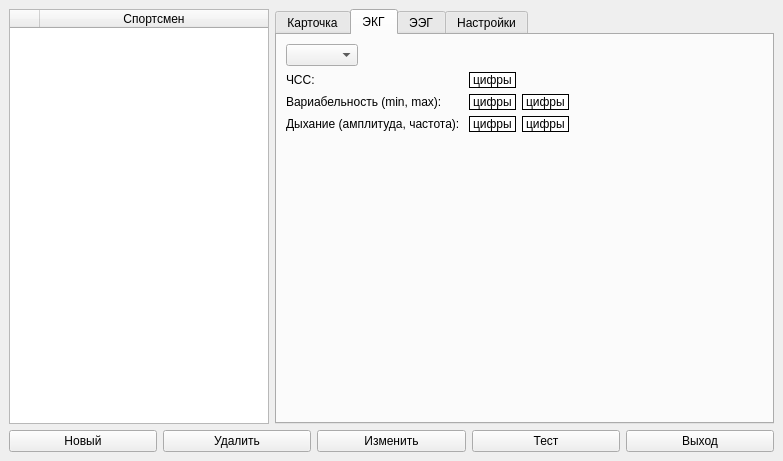
First picture: the form in design.ui, repository egorguslyan/kvantoriada, before the edit.
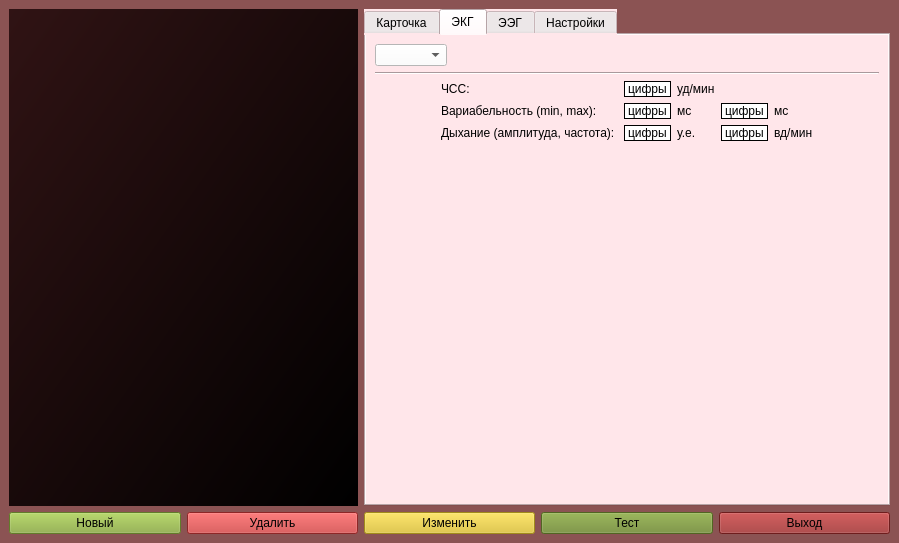
Second picture: the form after the edit. The open tabs and pages were chosen to show the change. Custom widgets are drawn as their Qt base class.

What changed in the file:
```diff
--- a/design.ui
+++ b/design.ui
@@ -9,25 +9,64 @@
    <rect>
     <x>0</x>
     <y>0</y>
-    <width>783</width>
-    <height>461</height>
+    <width>899</width>
+    <height>543</height>
    </rect>
   </property>
+  <property name="sizePolicy">
+   <sizepolicy hsizetype="Preferred" vsizetype="Preferred">
+    <horstretch>0</horstretch>
+    <verstretch>0</verstretch>
+   </sizepolicy>
+  </property>
   <property name="windowTitle">
    <string>MainWindow</string>
   </property>
+  <property name="styleSheet">
+   <string notr="true">background-color: rgb(139, 83, 83);
+</string>
+  </property>
+  <property name="tabShape">
+   <enum>QTabWidget::Rounded</enum>
+  </property>
   <widget class="QWidget" name="centralwidget">
    <layout class="QVBoxLayout" name="verticalLayout">
     <item>
-     <layout class="QHBoxLayout" name="horizontalLayout">
-      <item>
+     <layout class="QGridLayout" name="gridLayout_5" rowstretch="0,0,0">
+      <item row="0" column="0">
        <widget class="QTableWidget" name="table">
+        <property name="sizePolicy">
+         <sizepolicy hsizetype="Expanding" vsizetype="Expanding">
+          <horstretch>0</horstretch>
+          <verstretch>0</verstretch>
+         </sizepolicy>
+        </property>
         <property name="maximumSize">
          <size>
-          <width>363</width>
+          <width>349</width>
           <height>16777215</height>
          </size>
         </property>
+        <property name="cursor" stdset="0">
+         <cursorShape>PointingHandCursor</cursorShape>
+        </property>
+        <property name="autoFillBackground">
+         <bool>false</bool>
+        </property>
+        <property name="styleSheet">
+         <string notr="true">background-color: qlineargradient(spread:pad, x1:0, y1:0, x2:1, y2:1, stop:0 rgba(48, 19, 20, 255), stop:1 rgba(0, 0, 0, 255));
+selection-background-color: rgb(139, 83, 83);
+color: rgb(255, 255, 127);</string>
+        </property>
+        <property name="frameShape">
+         <enum>QFrame::NoFrame</enum>
+        </property>
+        <property name="gridStyle">
+         <enum>Qt::NoPen</enum>
+        </property>
+        <attribute name="horizontalHeaderVisible">
+         <bool>false</bool>
+        </attribute>
         <attribute name="horizontalHeaderMinimumSectionSize">
          <number>10</number>
         </attribute>
@@ -58,14 +97,499 @@
          <property name="text">
           <string>Спортсмен</string>
          </property>
+         <property name="foreground">
+          <brush brushstyle="SolidPattern">
+           <color alpha="255">
+            <red>0</red>
+            <green>0</green>
+            <blue>0</blue>
+           </color>
+          </brush>
+         </property>
         </column>
        </widget>
       </item>
-      <item>
+      <item row="0" column="1">
        <widget class="QTabWidget" name="tab">
+        <property name="palette">
+         <palette>
+          <active>
+           <colorrole role="WindowText">
+            <brush brushstyle="SolidPattern">
+             <color alpha="255">
+              <red>0</red>
+              <green>0</green>
+              <blue>0</blue>
+             </color>
+            </brush>
+           </colorrole>
+           <colorrole role="Button">
+            <brush brushstyle="SolidPattern">
+             <color alpha="255">
+              <red>255</red>
+              <green>230</green>
+              <blue>234</blue>
+             </color>
+            </brush>
+           </colorrole>
+           <colorrole role="Light">
+            <brush brushstyle="SolidPattern">
+             <color alpha="255">
+              <red>255</red>
+              <green>255</green>
+              <blue>0</blue>
+             </color>
+            </brush>
+           </colorrole>
+           <colorrole role="Midlight">
+            <brush brushstyle="SolidPattern">
+             <color alpha="255">
+              <red>212</red>
+              <green>212</green>
+              <blue>0</blue>
+             </color>
+            </brush>
+           </colorrole>
+           <colorrole role="Dark">
+            <brush brushstyle="SolidPattern">
+             <color alpha="255">
+              <red>85</red>
+              <green>85</green>
+              <blue>0</blue>
+             </color>
+            </brush>
+           </colorrole>
+           <colorrole role="Mid">
+            <brush brushstyle="SolidPattern">
+             <color alpha="255">
+              <red>113</red>
+              <green>113</green>
+              <blue>0</blue>
+             </color>
+            </brush>
+           </colorrole>
+           <colorrole role="Text">
+            <brush brushstyle="SolidPattern">
+             <color alpha="255">
+              <red>0</red>
+              <green>0</green>
+              <blue>0</blue>
+             </color>
+            </brush>
+           </colorrole>
+           <colorrole role="BrightText">
+            <brush brushstyle="SolidPattern">
+             <color alpha="255">
+              <red>255</red>
+              <green>255</green>
+              <blue>255</blue>
+             </color>
+            </brush>
+           </colorrole>
+           <colorrole role="ButtonText">
+            <brush brushstyle="SolidPattern">
+             <color alpha="255">
+              <red>0</red>
+              <green>0</green>
+              <blue>0</blue>
+             </color>
+            </brush>
+           </colorrole>
+           <colorrole role="Base">
+            <brush brushstyle="SolidPattern">
+             <color alpha="255">
+              <red>255</red>
+              <green>230</green>
+              <blue>234</blue>
+             </color>
+            </brush>
+           </colorrole>
+           <colorrole role="Window">
+            <brush brushstyle="SolidPattern">
+             <color alpha="255">
+              <red>255</red>
+              <green>230</green>
+              <blue>234</blue>
+             </color>
+            </brush>
+           </colorrole>
+           <colorrole role="Shadow">
+            <brush brushstyle="SolidPattern">
+             <color alpha="255">
+              <red>0</red>
+              <green>0</green>
+              <blue>0</blue>
+             </color>
+            </brush>
+           </colorrole>
+           <colorrole role="AlternateBase">
+            <brush brushstyle="SolidPattern">
+             <color alpha="255">
+              <red>170</red>
+              <green>85</green>
+              <blue>255</blue>
+             </color>
+            </brush>
+           </colorrole>
+           <colorrole role="ToolTipBase">
+            <brush brushstyle="SolidPattern">
+             <color alpha="255">
+              <red>255</red>
+              <green>255</green>
+              <blue>220</blue>
+             </color>
+            </brush>
+           </colorrole>
+           <colorrole role="ToolTipText">
+            <brush brushstyle="SolidPattern">
+             <color alpha="255">
+              <red>0</red>
+              <green>0</green>
+              <blue>0</blue>
+             </color>
+            </brush>
+           </colorrole>
+           <colorrole role="PlaceholderText">
+            <brush brushstyle="SolidPattern">
+             <color alpha="128">
+              <red>255</red>
+              <green>170</green>
+              <blue>127</blue>
+             </color>
+            </brush>
+           </colorrole>
+          </active>
+          <inactive>
+           <colorrole role="WindowText">
+            <brush brushstyle="SolidPattern">
+             <color alpha="255">
+              <red>0</red>
+              <green>0</green>
+              <blue>0</blue>
+             </color>
+            </brush>
+           </colorrole>
+           <colorrole role="Button">
+            <brush brushstyle="SolidPattern">
+             <color alpha="255">
+              <red>255</red>
+              <green>230</green>
+              <blue>234</blue>
+             </color>
+            </brush>
+           </colorrole>
+           <colorrole role="Light">
+            <brush brushstyle="SolidPattern">
+             <color alpha="255">
+              <red>255</red>
+              <green>255</green>
+              <blue>0</blue>
+             </color>
+            </brush>
+           </colorrole>
+           <colorrole role="Midlight">
+            <brush brushstyle="SolidPattern">
+             <color alpha="255">
+              <red>212</red>
+              <green>212</green>
+              <blue>0</blue>
+             </color>
+            </brush>
+           </colorrole>
+           <colorrole role="Dark">
+            <brush brushstyle="SolidPattern">
+             <color alpha="255">
+              <red>85</red>
+              <green>85</green>
+              <blue>0</blue>
+             </color>
+            </brush>
+           </colorrole>
+           <colorrole role="Mid">
+            <brush brushstyle="SolidPattern">
+             <color alpha="255">
+              <red>113</red>
+              <green>113</green>
+              <blue>0</blue>
+             </color>
+            </brush>
+           </colorrole>
+           <colorrole role="Text">
+            <brush brushstyle="SolidPattern">
+             <color alpha="255">
+              <red>0</red>
+              <green>0</green>
+              <blue>0</blue>
+             </color>
+            </brush>
+           </colorrole>
+           <colorrole role="BrightText">
+            <brush brushstyle="SolidPattern">
+             <color alpha="255">
+              <red>255</red>
+              <green>255</green>
+              <blue>255</blue>
+             </color>
+            </brush>
+           </colorrole>
+           <colorrole role="ButtonText">
+            <brush brushstyle="SolidPattern">
+             <color alpha="255">
+              <red>0</red>
+              <green>0</green>
+              <blue>0</blue>
+             </color>
+            </brush>
+           </colorrole>
+           <colorrole role="Base">
+            <brush brushstyle="SolidPattern">
+             <color alpha="255">
+              <red>255</red>
+              <green>230</green>
+              <blue>234</blue>
+             </color>
+            </brush>
+           </colorrole>
+           <colorrole role="Window">
+            <brush brushstyle="SolidPattern">
+             <color alpha="255">
+              <red>255</red>
+              <green>230</green>
+              <blue>234</blue>
+             </color>
+            </brush>
+           </colorrole>
+           <colorrole role="Shadow">
+            <brush brushstyle="SolidPattern">
+             <color alpha="255">
+              <red>0</red>
+              <green>0</green>
+              <blue>0</blue>
+             </color>
+            </brush>
+           </colorrole>
+           <colorrole role="AlternateBase">
+            <brush brushstyle="SolidPattern">
+             <color alpha="255">
+              <red>170</red>
+              <green>85</green>
+              <blue>255</blue>
+             </color>
+            </brush>
+           </colorrole>
+           <colorrole role="ToolTipBase">
+            <brush brushstyle="SolidPattern">
+             <color alpha="255">
+              <red>255</red>
+              <green>255</green>
+              <blue>220</blue>
+             </color>
+            </brush>
+           </colorrole>
+           <colorrole role="ToolTipText">
+            <brush brushstyle="SolidPattern">
+             <color alpha="255">
+              <red>0</red>
+              <green>0</green>
+              <blue>0</blue>
+             </color>
+            </brush>
+           </colorrole>
+           <colorrole role="PlaceholderText">
+            <brush brushstyle="SolidPattern">
+             <color alpha="128">
+              <red>255</red>
+              <green>170</green>
+              <blue>127</blue>
+             </color>
+            </brush>
+           </colorrole>
+          </inactive>
+          <disabled>
+           <colorrole role="WindowText">
+            <brush brushstyle="SolidPattern">
+             <color alpha="255">
+              <red>85</red>
+              <green>85</green>
+              <blue>0</blue>
+             </color>
+            </brush>
+           </colorrole>
+           <colorrole role="Button">
+            <brush brushstyle="SolidPattern">
+             <color alpha="255">
+              <red>255</red>
+              <green>230</green>
+              <blue>234</blue>
+             </color>
+            </brush>
+           </colorrole>
+           <colorrole role="Light">
+            <brush brushstyle="SolidPattern">
+             <color alpha="255">
+              <red>255</red>
+              <green>255</green>
+              <blue>0</blue>
+             </color>
+            </brush>
+           </colorrole>
+           <colorrole role="Midlight">
+            <brush brushstyle="SolidPattern">
+             <color alpha="255">
+              <red>212</red>
+              <green>212</green>
+              <blue>0</blue>
+             </color>
+            </brush>
+           </colorrole>
+           <colorrole role="Dark">
+            <brush brushstyle="SolidPattern">
+             <color alpha="255">
+              <red>85</red>
+              <green>85</green>
+              <blue>0</blue>
+             </color>
+            </brush>
+           </colorrole>
+           <colorrole role="Mid">
+            <brush brushstyle="SolidPattern">
+             <color alpha="255">
+              <red>113</red>
+              <green>113</green>
+              <blue>0</blue>
+             </color>
+            </brush>
+           </colorrole>
+           <colorrole role="Text">
+            <brush brushstyle="SolidPattern">
+             <color alpha="255">
+              <red>85</red>
+              <green>85</green>
+              <blue>0</blue>
+             </color>
+            </brush>
+           </colorrole>
+           <colorrole role="BrightText">
+            <brush brushstyle="SolidPattern">
+             <color alpha="255">
+              <red>255</red>
+              <green>255</green>
+              <blue>255</blue>
+             </color>
+            </brush>
+           </colorrole>
+           <colorrole role="ButtonText">
+            <brush brushstyle="SolidPattern">
+             <color alpha="255">
+              <red>85</red>
+              <green>85</green>
+              <blue>0</blue>
+             </color>
+            </brush>
+           </colorrole>
+           <colorrole role="Base">
+            <brush brushstyle="SolidPattern">
+             <color alpha="255">
+              <red>255</red>
+              <green>230</green>
+              <blue>234</blue>
+             </color>
+            </brush>
+           </colorrole>
+           <colorrole role="Window">
+            <brush brushstyle="SolidPattern">
+             <color alpha="255">
+              <red>255</red>
+              <green>230</green>
+              <blue>234</blue>
+             </color>
+            </brush>
+           </colorrole>
+           <colorrole role="Shadow">
+            <brush brushstyle="SolidPattern">
+             <color alpha="255">
+              <red>0</red>
+              <green>0</green>
+              <blue>0</blue>
+             </color>
+            </brush>
+           </colorrole>
+           <colorrole role="AlternateBase">
+            <brush brushstyle="SolidPattern">
+             <color alpha="255">
+              <red>170</red>
+              <green>85</green>
+              <blue>255</blue>
+             </color>
+            </brush>
+           </colorrole>
+           <colorrole role="ToolTipBase">
+            <brush brushstyle="SolidPattern">
+             <color alpha="255">
+              <red>255</red>
+              <green>255</green>
+              <blue>220</blue>
+             </color>
+            </brush>
+           </colorrole>
+           <colorrole role="ToolTipText">
+            <brush brushstyle="SolidPattern">
+             <color alpha="255">
+              <red>0</red>
+              <green>0</green>
+              <blue>0</blue>
+             </color>
+            </brush>
+           </colorrole>
+           <colorrole role="PlaceholderText">
+            <brush brushstyle="SolidPattern">
+             <color alpha="128">
+              <red>255</red>
+              <green>170</green>
+              <blue>127</blue>
+             </color>
+            </brush>
+           </colorrole>
+          </disabled>
+         </palette>
+        </property>
+        <property name="cursor">
+         <cursorShape>ArrowCursor</cursorShape>
+        </property>
+        <property name="focusPolicy">
+         <enum>Qt::ClickFocus</enum>
+        </property>
+        <property name="styleSheet">
+         <string notr="true">background-color: rgb(255, 230, 234);
+alternate-background-color: rgb(170, 85, 255);</string>
+        </property>
+        <property name="tabPosition">
+         <enum>QTabWidget::North</enum>
+        </property>
+        <property name="tabShape">
+         <enum>QTabWidget::Rounded</enum>
+        </property>
         <property name="currentIndex">
          <number>0</number>
         </property>
+        <property name="iconSize">
+         <size>
+          <width>16</width>
+          <height>16</height>
+         </size>
+        </property>
+        <property name="documentMode">
+         <bool>false</bool>
+        </property>
+        <property name="tabsClosable">
+         <bool>false</bool>
+        </property>
+        <property name="movable">
+         <bool>false</bool>
+        </property>
+        <property name="tabBarAutoHide">
+         <bool>true</bool>
+        </property>
         <widget class="QWidget" name="card">
          <attribute name="title">
           <string>Карточка</string>
@@ -284,6 +808,10 @@
            <layout class="QHBoxLayout" name="horizontalLayout_3">
             <item>
              <widget class="QComboBox" name="ecgFilesCombo">
+              <property name="styleSheet">
+               <string notr="true">background-color: rgb(255, 255, 255);
+</string>
+              </property>
               <property name="sizeAdjustPolicy">
                <enum>QComboBox::AdjustToContents</enum>
               </property>
@@ -304,9 +832,41 @@
             </item>
            </layout>
           </item>
+          <item>
+           <widget class="Line" name="line_2">
+            <property name="orientation">
+             <enum>Qt::Horizontal</enum>
+            </property>
+           </widget>
+          </item>
           <item>
            <layout class="QGridLayout" name="gridLayout">
-            <item row="1" column="3">
+            <item row="1" column="2">
+             <layout class="QHBoxLayout" name="horizontalLayout_11">
+              <item>
+               <widget class="ResultLabel" name="variabilityMinLable">
+                <property name="styleSheet">
+                 <string notr="true">background-color: rgb(255, 255, 255);
+border-color: rgb(0, 0, 0);</string>
+                </property>
+                <property name="frameShape">
+                 <enum>QFrame::Box</enum>
+                </property>
+                <property name="text">
+                 <string>цифры</string>
+                </property>
+               </widget>
+              </item>
+              <item>
+               <widget class="QLabel" name="label_14">
+                <property name="text">
+                 <string>мс</string>
+                </property>
+               </widget>
+              </item>
+             </layout>
+            </item>
+            <item row="1" column="4">
              <spacer name="horizontalSpacer_4">
               <property name="orientation">
                <enum>Qt::Horizontal</enum>
@@ -319,96 +879,145 @@
               </property>
              </spacer>
             </item>
-            <item row="2" column="0">
+            <item row="1" column="3">
+             <layout class="QHBoxLayout" name="horizontalLayout_12">
+              <item>
+               <widget class="ResultLabel" name="variabilityMaxLable">
+                <property name="styleSheet">
+                 <string notr="true">background-color: rgb(255, 255, 255);
+border-color: rgb(0, 0, 0);</string>
+                </property>
+                <property name="frameShape">
+                 <enum>QFrame::Box</enum>
+                </property>
+                <property name="text">
+                 <string>цифры</string>
+                </property>
+               </widget>
+              </item>
+              <item>
+               <widget class="QLabel" name="label_15">
+                <property name="text">
+                 <string>мс</string>
+                </property>
+               </widget>
+              </item>
+             </layout>
+            </item>
+            <item row="2" column="1">
              <widget class="QLabel" name="label_6">
               <property name="text">
                <string>Дыхание (амплитуда, частота): </string>
               </property>
+              <property name="alignment">
+               <set>Qt::AlignLeading|Qt::AlignLeft|Qt::AlignVCenter</set>
+              </property>
              </widget>
             </item>
-            <item row="0" column="0">
+            <item row="2" column="3">
+             <layout class="QHBoxLayout" name="horizontalLayout_14">
+              <item>
+               <widget class="ResultLabel" name="breathFreqLabel">
+                <property name="styleSheet">
+                 <string notr="true">background-color: rgb(255, 255, 255);
+border-color: rgb(0, 0, 0);</string>
+                </property>
+                <property name="frameShape">
+                 <enum>QFrame::Box</enum>
+                </property>
+                <property name="text">
+                 <string>цифры</string>
+                </property>
+               </widget>
+              </item>
+              <item>
+               <widget class="QLabel" name="label_17">
+                <property name="text">
+                 <string>вд/мин</string>
+                </property>
+               </widget>
+              </item>
+             </layout>
+            </item>
+            <item row="2" column="2">
+             <layout class="QHBoxLayout" name="horizontalLayout_13">
+              <item>
+               <widget class="ResultLabel" name="breathAmplitudeLabel">
+                <property name="styleSheet">
+                 <string notr="true">border-color: rgb(0, 0, 0);
+background-color: rgb(255, 255, 255);</string>
+                </property>
+                <property name="frameShape">
+                 <enum>QFrame::Box</enum>
+                </property>
+                <property name="text">
+                 <string>цифры</string>
+                </property>
+               </widget>
+              </item>
+              <item>
+               <widget class="QLabel" name="label_16">
+                <property name="text">
+                 <string>у.е.</string>
+                </property>
+               </widget>
+              </item>
+             </layout>
+            </item>
+            <item row="0" column="1">
              <widget class="QLabel" name="label">
               <property name="text">
                <string>ЧСС:</string>
               </property>
              </widget>
             </item>
-            <item row="0" column="1">
-             <widget class="ResultLabel" name="haertRateLable">
-              <property name="styleSheet">
-               <string notr="true">background-color: rgb(255, 255, 255);
-border-color: rgb(0, 0, 0);</string>
-              </property>
-              <property name="frameShape">
-               <enum>QFrame::Box</enum>
-              </property>
-              <property name="text">
-               <string>цифры</string>
-              </property>
-             </widget>
-            </item>
-            <item row="2" column="1">
-             <widget class="ResultLabel" name="breathAmplitudeLable">
-              <property name="styleSheet">
-               <string notr="true">border-color: rgb(0, 0, 0);
-background-color: rgb(255, 255, 255);</string>
-              </property>
-              <property name="frameShape">
-               <enum>QFrame::Box</enum>
-              </property>
-              <property name="text">
-               <string>цифры</string>
-              </property>
-             </widget>
-            </item>
-            <item row="1" column="2">
-             <widget class="ResultLabel" name="variabilityMaxLable">
-              <property name="styleSheet">
-               <string notr="true">background-color: rgb(255, 255, 255);
-border-color: rgb(0, 0, 0);</string>
-              </property>
-              <property name="frameShape">
-               <enum>QFrame::Box</enum>
-              </property>
-              <property name="text">
-               <string>цифры</string>
-              </property>
-             </widget>
-            </item>
-            <item row="2" column="2">
-             <widget class="ResultLabel" name="breathFreqLabel">
-              <property name="styleSheet">
-               <string notr="true">background-color: rgb(255, 255, 255);
-border-color: rgb(0, 0, 0);</string>
-              </property>
-              <property name="frameShape">
-               <enum>QFrame::Box</enum>
-              </property>
-              <property name="text">
-               <string>цифры</string>
-              </property>
-             </widget>
-            </item>
-            <item row="1" column="0">
+            <item row="1" column="1">
              <widget class="QLabel" name="label_5">
               <property name="text">
                <string>Вариабельность (min, max):</string>
               </property>
+              <property name="alignment">
+               <set>Qt::AlignLeading|Qt::AlignLeft|Qt::AlignVCenter</set>
+              </property>
              </widget>
             </item>
-            <item row="1" column="1">
-             <widget class="ResultLabel" name="variabilityMinLable">
-              <property name="styleSheet">
-               <string notr="true">background-color: rgb(255, 255, 255);
+            <item row="0" column="2">
+             <layout class="QHBoxLayout" name="horizontalLayout">
+              <item>
+               <widget class="ResultLabel" name="haertRateLable">
+                <property name="styleSheet">
+                 <string notr="true">background-color: rgb(255, 255, 255);
 border-color: rgb(0, 0, 0);</string>
+                </property>
+                <property name="frameShape">
+                 <enum>QFrame::Box</enum>
+                </property>
+                <property name="text">
+                 <string>цифры</string>
+                </property>
+               </widget>
+              </item>
+              <item>
+               <widget class="QLabel" name="label_13">
+                <property name="text">
+                 <string>уд/мин</string>
+                </property>
+               </widget>
+              </item>
+             </layout>
+            </item>
+            <item row="1" column="0">
+             <spacer name="horizontalSpacer_8">
+              <property name="orientation">
+               <enum>Qt::Horizontal</enum>
               </property>
-              <property name="frameShape">
-               <enum>QFrame::Box</enum>
+              <property name="sizeHint" stdset="0">
+               <size>
+                <width>40</width>
+                <height>0</height>
+               </size>
               </property>
-              <property name="text">
-               <string>цифры</string>
-              </property>
-             </widget>
+             </spacer>
             </item>
            </layout>
           </item>
@@ -710,44 +1319,63 @@
         </widget>
        </widget>
       </item>
-     </layout>
-    </item>
-    <item>
-     <layout class="QHBoxLayout" name="horizontalLayout_2">
-      <item>
-       <widget class="QPushButton" name="newUserButton">
-        <property name="text">
-         <string>Новый</string>
-        </property>
-       </widget>
+      <item row="1" column="1">
+       <layout class="QHBoxLayout" name="horizontalLayout_9">
+        <item>
+         <widget class="QPushButton" name="updateUserButton">
+          <property name="styleSheet">
+           <string notr="true">background-color: rgb(225, 194, 36);</string>
+          </property>
+          <property name="text">
+           <string>Изменить</string>
+          </property>
+         </widget>
+        </item>
+        <item>
+         <widget class="QPushButton" name="testButton">
+          <property name="styleSheet">
+           <string notr="true">background-color: rgb(113, 141, 48);</string>
+          </property>
+          <property name="text">
+           <string>Тест</string>
+          </property>
+         </widget>
+        </item>
+        <item>
+         <widget class="QPushButton" name="exitButton">
+          <property name="styleSheet">
+           <string notr="true">background-color: rgb(154, 41, 41);</string>
+          </property>
+          <property name="text">
+           <string>Выход</string>
+          </property>
+         </widget>
+        </item>
+       </layout>
       </item>
-      <item>
-       <widget class="QPushButton" name="deleteUserButton">
-        <property name="text">
-         <string>Удалить</string>
-        </property>
-       </widget>
-      </item>
-      <item>
-       <widget class="QPushButton" name="updateUserButton">
-        <property name="text">
-         <string>Изменить</string>
-        </property>
-       </widget>
-      </item>
-      <item>
-       <widget class="QPushButton" name="testButton">
-        <property name="text">
-         <string>Тест</string>
-        </property>
-       </widget>
-      </item>
-      <item>
-       <widget class="QPushButton" name="exitButton">
-        <property name="text">
-         <string>Выход</string>
-        </property>
-       </widget>
+      <item row="1" column="0">
+       <layout class="QHBoxLayout" name="horizontalLayout_10">
+        <item>
+         <widget class="QPushButton" name="newUserButton">
+          <property name="styleSheet">
+           <string notr="true">background-color: rgb(137, 173, 59);</string>
+          </property>
+          <property name="text">
+           <string>Новый</string>
+          </property>
+         </widget>
+        </item>
+        <item>
+         <widget class="QPushButton" name="deleteUserButton">
+          <property name="styleSheet">
+           <string notr="true">background-color: rgb(199, 54, 54);</string>
+          </property>
+          <property name="text">
+           <string>Удалить</string>
+          </property>
+         </widget>
+        </item>
+       </layout>
       </item>
      </layout>
     </item>
```
Left out of the diff: 205 changed lines with no effect on the pictures.
